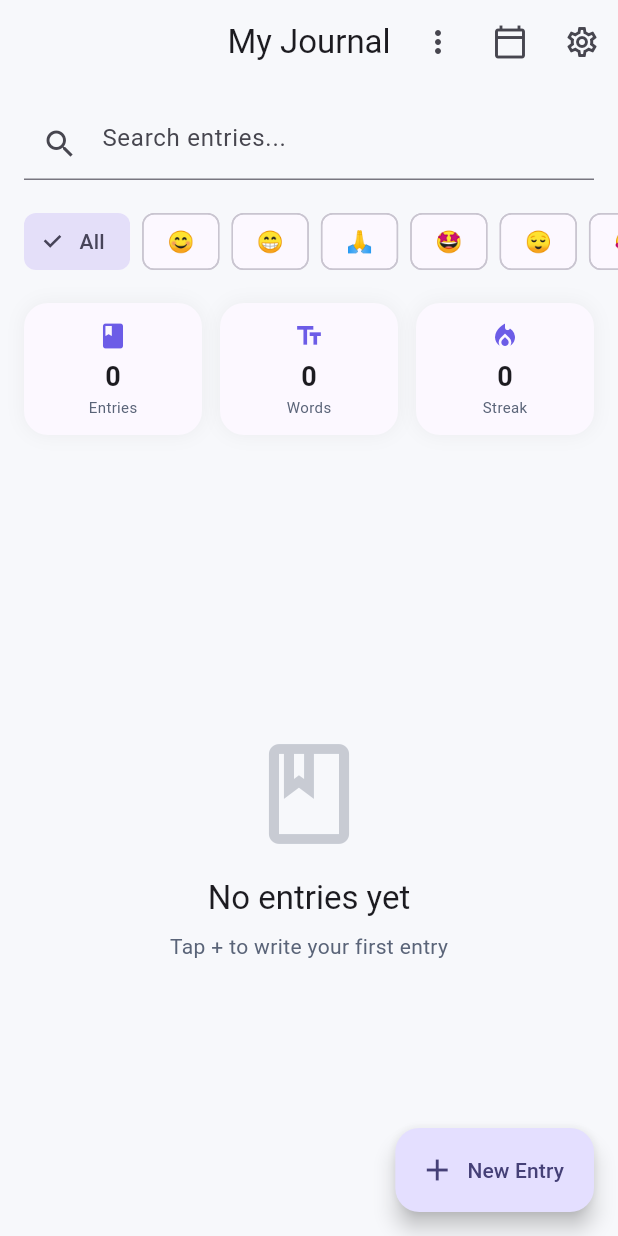
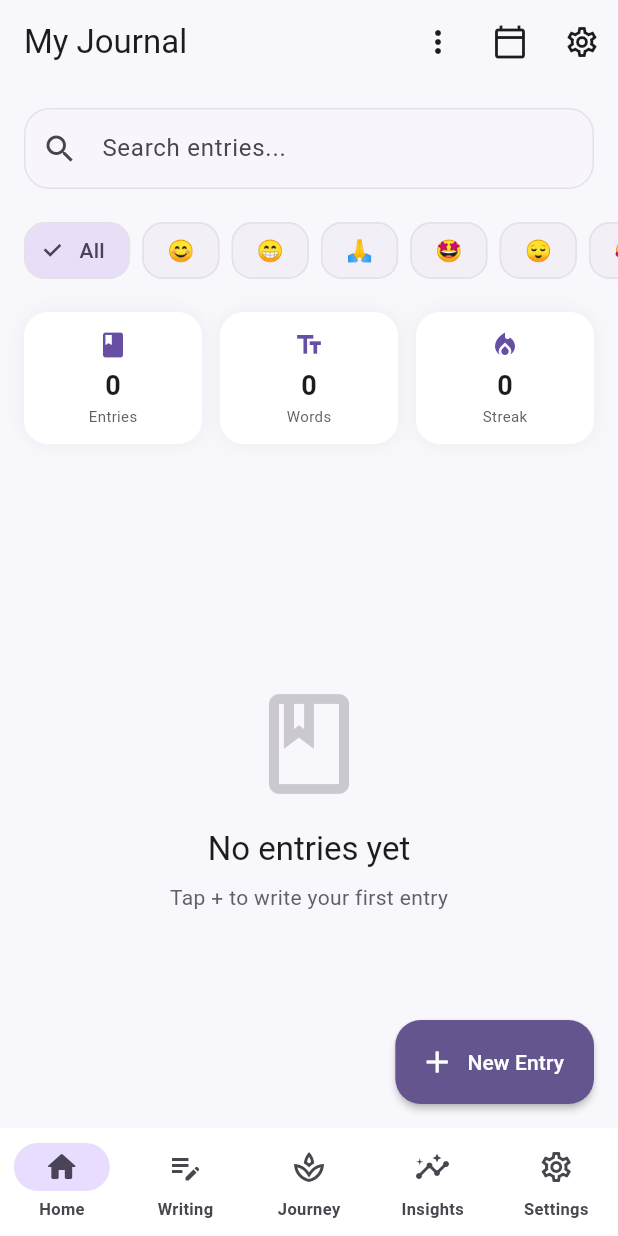
Before and after one commit to toufikben/nabd, a Flutter app: the HomeScreen screen opened by its route, on a phone screen of 412 x 824 dp. Run offline on Flutter 3.47's test engine with Material 3 defaults, Android fonts, the phone set to English and light mode, and no system bars; our stand-ins replace fl_chart, flutter_animate, flutter_local_notifications, flutter_riverpod, flutter_secure_storage, go_router and 11 more; missing offline and left inert: cryptography, record; accounts and stored records are empty; statements that could not run were skipped.

Commit message:
feat: refresh Nabd navigation and Material 3 theme

```diff
--- a/lib/core/router.dart
+++ b/lib/core/router.dart
@@ -30,6 +30,7 @@ import '../features/social/legacy_journal_screen.dart';
 import '../features/social/time_capsule_screen.dart';
 import '../features/motivation/achievements_screen.dart';
 import '../features/motivation/challenges_screen.dart';
+import '../features/navigation/section_hub_screen.dart';
 import '../services/biometric_service.dart';
 
 String? _entryIdFromState(GoRouterState state) {
@@ -73,6 +74,18 @@ final router = GoRouter(
     GoRoute(path: '/', builder: (_, __) => const SplashScreen()),
     GoRoute(path: '/lock', builder: (_, __) => const LockScreen()),
     GoRoute(path: '/home', builder: (_, __) => const HomeScreen()),
+    GoRoute(
+        path: '/writing',
+        builder: (_, __) =>
+            const SectionHubScreen(section: NabdSection.writing)),
+    GoRoute(
+        path: '/journey',
+        builder: (_, __) =>
+            const SectionHubScreen(section: NabdSection.journey)),
+    GoRoute(
+        path: '/analytics',
+        builder: (_, __) =>
+            const SectionHubScreen(section: NabdSection.analytics)),
     GoRoute(
         path: '/editor',
         builder: (_, state) => EditorScreen(entryId: _entryIdFromState(state))),
--- a/lib/core/theme/app_colors.dart
+++ b/lib/core/theme/app_colors.dart
@@ -1,24 +1,32 @@
 import 'package:flutter/material.dart';
 
 class AppColors {
-  static const primary = Color(0xFF6C5CE7);
-  static const primaryGlow = Color(0xFF8B7BFF);
-  static const primaryDark = Color(0xFF5A4BC7);
-  static const primaryLight = Color(0xFF8B7BFF);
-  static const background = Color(0xFFF7F8FB);
+  static const primary = Color(0xFF6750A4);
+  static const primaryGlow = Color(0xFF8B7AC7);
+  static const primaryDark = Color(0xFF4F378B);
+  static const primaryLight = Color(0xFFE9DDFF);
+  static const secondary = Color(0xFF3F7D70);
+  static const secondaryLight = Color(0xFFD4EEE7);
+  static const background = Color(0xFFF8F7FC);
   static const surface = Color(0xFFFFFFFF);
-  static const surfaceAlt = Color(0xFFF0F1F7);
-  static const border = Color(0xFFE1E4EC);
-  static const textPrimary = Color(0xFF0F1520);
-  static const textSecondary = Color(0xFF5A6478);
-  static const textTertiary = Color(0xFF8B95A8);
-  static const success = Color(0xFF00B88A);
-  static const warning = Color(0xFFF5A623);
-  static const danger = Color(0xFFE84848);
-  static const femininePrimary = Color(0xFFE91E63);
-  static const feminineSecondary = Color(0xFFF48FB1);
-  static const feminineBackground = Color(0xFFFCE4EC);
-  static const masculinePrimary = Color(0xFF1A237E);
-  static const masculineSecondary = Color(0xFF3F51B5);
-  static const masculineBackground = Color(0xFFE8EAF6);
+  static const surfaceAlt = Color(0xFFF1EFF6);
+  static const border = Color(0xFFDAD6E2);
+  static const textPrimary = Color(0xFF1B1821);
+  static const textSecondary = Color(0xFF625D69);
+  static const textTertiary = Color(0xFF88818F);
+  static const success = Color(0xFF277A63);
+  static const warning = Color(0xFF9A6500);
+  static const danger = Color(0xFFBA1A1A);
+  static const femininePrimary = Color(0xFF9A4774);
+  static const feminineSecondary = Color(0xFF705A9E);
+  static const feminineBackground = Color(0xFFFCF7FA);
+  static const masculinePrimary = Color(0xFF4E6096);
+  static const masculineSecondary = Color(0xFF39736D);
+  static const masculineBackground = Color(0xFFF6F8FC);
+  static const darkBackground = Color(0xFF111014);
+  static const darkSurface = Color(0xFF1C1A20);
+  static const darkSurfaceAlt = Color(0xFF25222A);
+  static const darkTextPrimary = Color(0xFFF0ECF4);
+  static const darkTextSecondary = Color(0xFFC9C3CF);
+  static const darkTextTertiary = Color(0xFF99929F);
 }
--- a/lib/core/theme/gender_themes.dart
+++ b/lib/core/theme/gender_themes.dart
@@ -4,15 +4,113 @@ import 'app_colors.dart';
 enum GenderTheme { neutral, feminine, masculine }
 
 class GenderThemes {
-  static ThemeData feminineTheme() => _theme(AppColors.femininePrimary, AppColors.feminineBackground);
-  static ThemeData masculineTheme() => _theme(AppColors.masculinePrimary, AppColors.masculineBackground);
-  static ThemeData neutralTheme() => _theme(AppColors.primary, AppColors.background);
+  static ThemeData neutralTheme({Brightness brightness = Brightness.light}) =>
+      _theme(
+          AppColors.primary,
+          AppColors.secondary,
+          brightness,
+          brightness == Brightness.dark
+              ? AppColors.darkBackground
+              : AppColors.background);
 
-  static ThemeData _theme(Color seed, Color background) => ThemeData(
-        useMaterial3: true,
-        colorScheme: ColorScheme.fromSeed(seedColor: seed),
-        scaffoldBackgroundColor: background,
-        appBarTheme: const AppBarTheme(backgroundColor: Colors.transparent, elevation: 0, centerTitle: true),
-        cardTheme: CardThemeData(shape: RoundedRectangleBorder(borderRadius: BorderRadius.circular(24))),
-      );
+  static ThemeData feminineTheme({Brightness brightness = Brightness.light}) =>
+      _theme(
+          AppColors.femininePrimary,
+          AppColors.feminineSecondary,
+          brightness,
+          brightness == Brightness.dark
+              ? const Color(0xFF171116)
+              : AppColors.feminineBackground);
+
+  static ThemeData masculineTheme({Brightness brightness = Brightness.light}) =>
+      _theme(
+          AppColors.masculinePrimary,
+          AppColors.masculineSecondary,
+          brightness,
+          brightness == Brightness.dark
+              ? const Color(0xFF11151E)
+              : AppColors.masculineBackground);
+
+  static ThemeData _theme(
+      Color seed, Color secondary, Brightness brightness, Color background) {
+    final dark = brightness == Brightness.dark;
+    final scheme =
+        ColorScheme.fromSeed(seedColor: seed, brightness: brightness).copyWith(
+      secondary: secondary,
+      surface: dark ? AppColors.darkSurface : AppColors.surface,
+      surfaceContainerLowest:
+          dark ? const Color(0xFF0D0C10) : const Color(0xFFFCFBFF),
+      surfaceContainerLow:
+          dark ? AppColors.darkSurface : const Color(0xFFF8F6FC),
+      surfaceContainer:
+          dark ? AppColors.darkSurfaceAlt : const Color(0xFFF2EFF7),
+      surfaceContainerHigh:
+          dark ? const Color(0xFF2B2830) : const Color(0xFFEDE9F2),
+      outline: dark ? const Color(0xFF48434D) : AppColors.border,
+      outlineVariant: dark ? const Color(0xFF35313A) : const Color(0xFFE5E1E9),
+    );
+
+    return ThemeData(
+      useMaterial3: true,
+      brightness: brightness,
+      colorScheme: scheme,
+      scaffoldBackgroundColor: background,
+      appBarTheme: AppBarTheme(
+          backgroundColor: Colors.transparent,
+          elevation: 0,
+          scrolledUnderElevation: 0,
+          foregroundColor: scheme.onSurface),
+      cardTheme: CardThemeData(
+        elevation: 0,
+        margin: EdgeInsets.zero,
+        color: scheme.surfaceContainerLow,
+        surfaceTintColor: Colors.transparent,
+        shape: RoundedRectangleBorder(
+            borderRadius: BorderRadius.circular(18),
+            side: BorderSide(color: scheme.outlineVariant)),
+      ),
+      inputDecorationTheme: InputDecorationTheme(
+        filled: true,
+        fillColor: scheme.surfaceContainerLow,
+        border: OutlineInputBorder(
+            borderRadius: BorderRadius.circular(17),
+            borderSide: BorderSide(color: scheme.outlineVariant)),
+        enabledBorder: OutlineInputBorder(
+            borderRadius: BorderRadius.circular(17),
+            borderSide: BorderSide(color: scheme.outlineVariant)),
+        focusedBorder: OutlineInputBorder(
+            borderRadius: BorderRadius.circular(17),
+            borderSide: BorderSide(color: scheme.primary, width: 1.5)),
+        contentPadding:
+            const EdgeInsets.symmetric(horizontal: 16, vertical: 15),
+      ),
+      navigationBarTheme: NavigationBarThemeData(
+        height: 72,
+        backgroundColor: scheme.surface,
+        elevation: 0,
+        indicatorColor: scheme.primaryContainer,
+        labelTextStyle: WidgetStatePropertyAll(TextStyle(
+            fontSize: 11,
+            fontWeight: FontWeight.w600,
+            color: scheme.onSurfaceVariant)),
+      ),
+      floatingActionButtonTheme: FloatingActionButtonThemeData(
+        backgroundColor: scheme.primary,
+        foregroundColor: scheme.onPrimary,
+        elevation: 2,
+        shape: RoundedRectangleBorder(borderRadius: BorderRadius.circular(17)),
+      ),
+      chipTheme: ChipThemeData(
+        backgroundColor: scheme.surfaceContainer,
+        selectedColor: scheme.secondaryContainer,
+        side: BorderSide(color: scheme.outlineVariant),
+        shape: RoundedRectangleBorder(borderRadius: BorderRadius.circular(14)),
+      ),
+      listTileTheme: ListTileThemeData(
+        shape: RoundedRectangleBorder(borderRadius: BorderRadius.circular(16)),
+        contentPadding: const EdgeInsets.symmetric(horizontal: 16, vertical: 3),
+        iconColor: scheme.primary,
+      ),
+    );
+  }
 }
--- a/lib/features/home/home_screen.dart
+++ b/lib/features/home/home_screen.dart
@@ -7,6 +7,7 @@ import '../../models/journal_entry.dart';
 import '../../models/mood.dart';
 import '../../services/database_service.dart';
 import '../../widgets/entry_card.dart';
+import '../navigation/app_bottom_navigation.dart';
 
 class HomeScreen extends ConsumerStatefulWidget {
   const HomeScreen({super.key});
@@ -179,6 +180,7 @@ class _HomeScreenState extends ConsumerState<HomeScreen> {
         icon: const Icon(Icons.add),
         label: const Text('New Entry'),
       ),
+      bottomNavigationBar: const AppBottomNavigation(currentIndex: 0),
     );
   }
 
--- /dev/null
+++ b/lib/features/navigation/app_bottom_navigation.dart
@@ -0,0 +1,48 @@
+import 'package:flutter/material.dart';
+import 'package:go_router/go_router.dart';
+
+class AppBottomNavigation extends StatelessWidget {
+  final int currentIndex;
+  const AppBottomNavigation({super.key, required this.currentIndex});
+
+  static const _routes = [
+    '/home',
+    '/writing',
+    '/journey',
+    '/analytics',
+    '/settings',
+  ];
+
+  @override
+  Widget build(BuildContext context) {
+    return NavigationBar(
+      selectedIndex: currentIndex,
+      height: 72,
+      onDestinationSelected: (index) {
+        if (index != currentIndex) context.go(_routes[index]);
+      },
+      destinations: const [
+        NavigationDestination(
+            icon: Icon(Icons.home_outlined),
+            selectedIcon: Icon(Icons.home_rounded),
+            label: 'Home'),
+        NavigationDestination(
+            icon: Icon(Icons.edit_note_outlined),
+            selectedIcon: Icon(Icons.edit_note_rounded),
+            label: 'Writing'),
+        NavigationDestination(
+            icon: Icon(Icons.spa_outlined),
+            selectedIcon: Icon(Icons.spa_rounded),
+            label: 'Journey'),
+        NavigationDestination(
+            icon: Icon(Icons.insights_outlined),
+            selectedIcon: Icon(Icons.insights_rounded),
+            label: 'Insights'),
+        NavigationDestination(
+            icon: Icon(Icons.settings_outlined),
+            selectedIcon: Icon(Icons.settings_rounded),
+            label: 'Settings'),
+      ],
+    );
+  }
+}
```
Also changed, not shown: lib/app.dart (+4 -6 lines), lib/core/theme/app_theme.dart (+10 -4 lines), lib/features/navigation/section_hub_screen.dart (added, +197 -0 lines).
